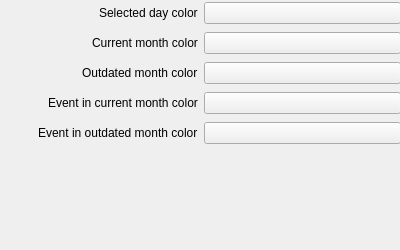
This is calendar/src/calendarconfig.ui in KDE/akonadi-google-applets as Qt 5 draws it before an edit. The edited form follows.
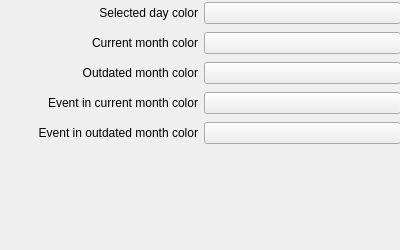
This is the edited form. Custom widgets are drawn as their Qt base class.

What changed in the file:
```diff
--- a/calendar/src/calendarconfig.ui
+++ b/calendar/src/calendarconfig.ui
@@ -26,51 +26,66 @@
     </rect>
    </property>
    <layout class="QGridLayout" name="gridLayout">
-    <item row="0" column="0" alignment="Qt::AlignRight">
+    <item row="0" column="0">
      <widget class="QLabel" name="label">
       <property name="text">
        <string>Selected day color</string>
       </property>
+      <property name="alignment">
+       <set>Qt::AlignRight|Qt::AlignTrailing|Qt::AlignVCenter</set>
+      </property>
      </widget>
     </item>
     <item row="0" column="1">
      <widget class="KColorButton" name="selectedDay"/>
     </item>
-    <item row="1" column="0" alignment="Qt::AlignRight">
+    <item row="1" column="0">
      <widget class="QLabel" name="label_2">
       <property name="text">
        <string>Current month color</string>
       </property>
+      <property name="alignment">
+       <set>Qt::AlignRight|Qt::AlignTrailing|Qt::AlignVCenter</set>
+      </property>
      </widget>
     </item>
     <item row="1" column="1">
      <widget class="KColorButton" name="currentMonth"/>
     </item>
-    <item row="2" column="0" alignment="Qt::AlignRight">
+    <item row="2" column="0">
      <widget class="QLabel" name="label_3">
       <property name="text">
        <string>Outdated month color</string>
       </property>
+      <property name="alignment">
+       <set>Qt::AlignRight|Qt::AlignTrailing|Qt::AlignVCenter</set>
+      </property>
      </widget>
     </item>
     <item row="2" column="1">
      <widget class="KColorButton" name="outdatedMonth"/>
     </item>
-    <item row="3" column="0" alignment="Qt::AlignRight">
+    <item row="3" column="0">
      <widget class="QLabel" name="label_4">
       <property name="text">
        <string>Event in current month color</string>
       </property>
+      <property name="alignment">
+       <set>Qt::AlignRight|Qt::AlignTrailing|Qt::AlignVCenter</set>
+      </property>
      </widget>
     </item>
     <item row="3" column="1">
      <widget class="KColorButton" name="currentEvent"/>
     </item>
-    <item row="4" column="0" alignment="Qt::AlignRight">
+    <item row="4" column="0">
      <widget class="QLabel" name="label_5">
       <property name="text">
        <string>Event in outdated month color</string>
       </property>
+      <property name="alignment">
+       <set>Qt::AlignRight|Qt::AlignTrailing|Qt::AlignVCenter</set>
+      </property>
      </widget>
     </item>
     <item row="4" column="1">
```
